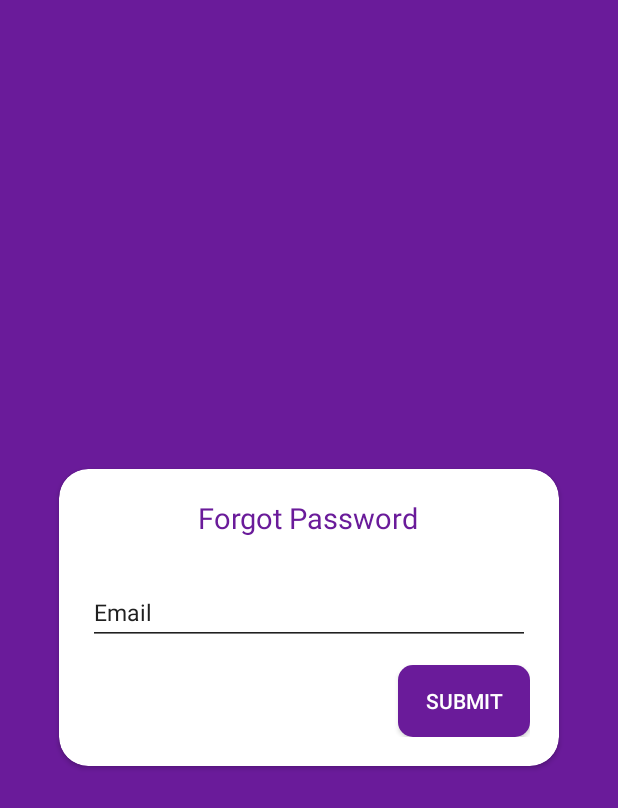
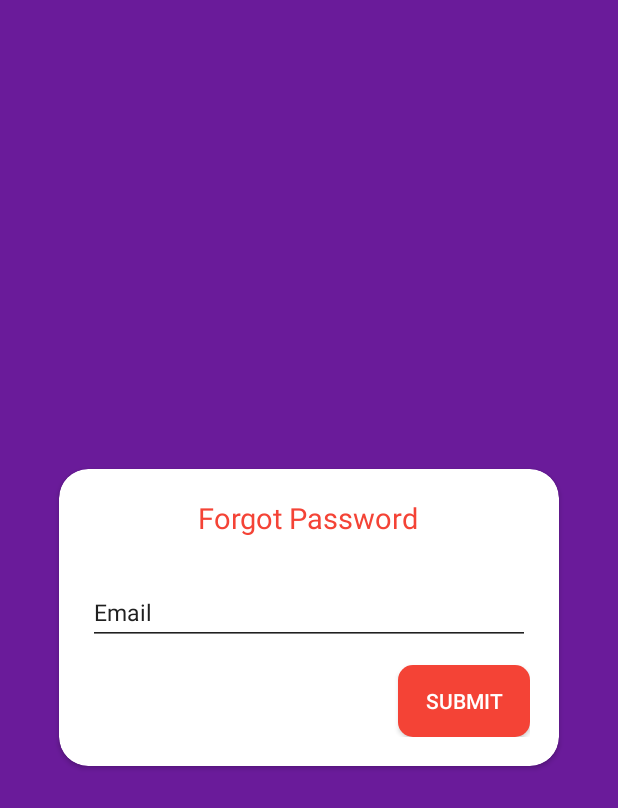
Before and after one commit to mobitechs/WhatToDo, an Android app: the fragment AuthForgetPasswordFragment placed in its activity, on a phone screen of 412 x 824 dp. Shown: the top 808 px of the screen. Run offline under Robolectric (Android 15) with nearby library versions, the light colour scheme and no system bars; our stand-ins replace CircleImageView, sdp/ssp sizes; libraries missing offline, so code that uses them is left out: com.androidnetworking, com.androidnetworking.common, com.androidnetworking.error, com.androidnetworking.interfaces; pictures from the network do not load.

Commit message:
accent color change

```diff
--- a/app/src/main/res/values/colors.xml
+++ b/app/src/main/res/values/colors.xml
@@ -13,8 +13,8 @@
     <color name="colorPrimary">#6a1b9a</color>
     <color name="colorPrimaryDark">#6a1b9a</color>
     <color name="midleColor">#116AF9</color>
-<!--    <color name="colorAccent">#f44336</color>-->
-    <color name="colorAccent">#6a1b9a</color>
+    <color name="colorAccent">#f44336</color>
+<!--    <color name="colorAccent">#6a1b9a</color>-->
 
 
     <color name="blue">#2196F3</color>
```
